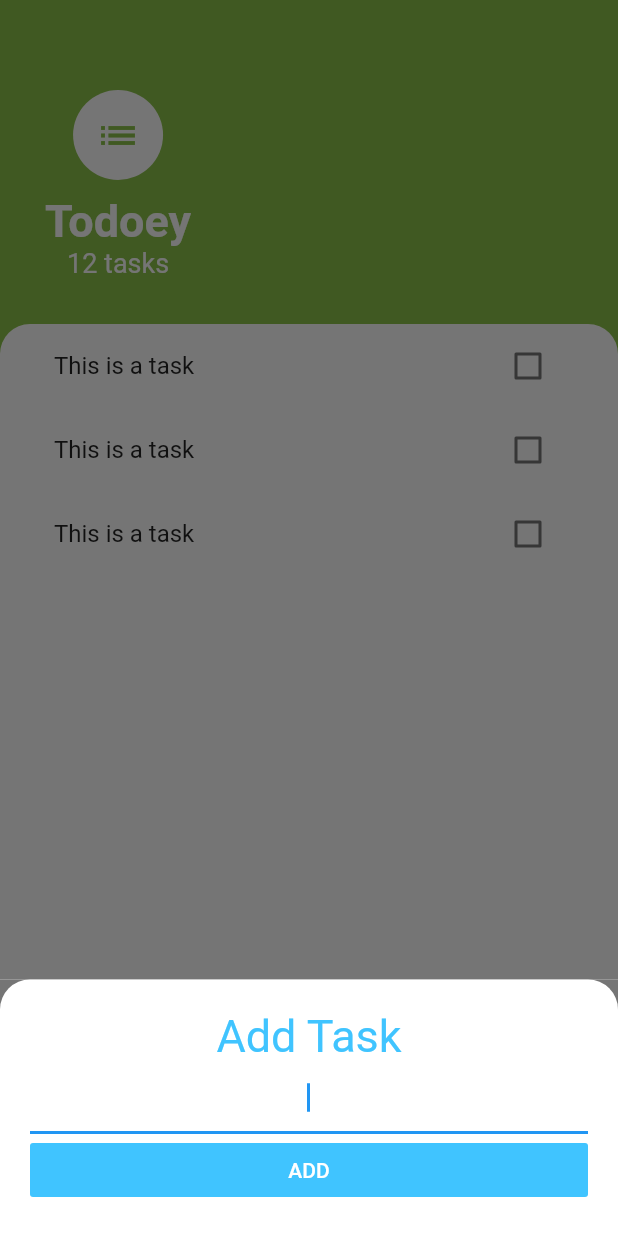
After one commit to show111-zz/udemy_flutter_bootcamp, a Flutter app: the TasksScreen screen opened by its route, after a tap on the "add" icon, on a phone screen of 412 x 824 dp. The commit adds this screen. Run offline on Flutter 3.47's test engine with Material 2 defaults, Android fonts, the light colour scheme and no system bars; our stand-ins replace animated_text_kit, audioplayers, cloud_firestore, firebase_auth, flutter_spinkit, font_awesome_flutter and 3 more; accounts and stored records are empty.

Commit message:
part of the todoey part

```diff
--- a/lib/home.dart
+++ b/lib/home.dart
@@ -1,4 +1,5 @@
 import 'package:flutter/material.dart';
+import 'package:udemy_flutter_bootcamp/todoey/tasks_screen.dart';
 import 'package:udemy_flutter_bootcamp/xylophone/XylophoneApp.dart';
 import 'package:udemy_flutter_bootcamp/dice/dice_page.dart';
 import 'package:udemy_flutter_bootcamp/quizzler/Quizzler.dart';
@@ -26,6 +27,7 @@ class HomePage extends StatelessWidget {
         '/climate_page': (context) => ClimatePage(),
         '/bitcoin_page': (context) => BitcoinMain(),
         '/chat_page': (context) => FlashChat(),
+        '/todoey_page': (context) => TasksScreen(),
       },
       home: HomeListPage(),
     );
@@ -48,6 +50,7 @@ class HomeListPage extends StatelessWidget {
           ListTile(title: Text('climate_page'),trailing: Icon(Icons.forward), onTap: (){ Navigator.pushNamed(context, '/climate_page'); },),
           ListTile(title: Text('bitcoin_page'),trailing: Icon(Icons.forward), onTap: (){ Navigator.pushNamed(context, '/bitcoin_page'); },),
           ListTile(title: Text('chat_page'),trailing: Icon(Icons.forward), onTap: (){ Navigator.pushNamed(context, '/chat_page'); },),
+          ListTile(title: Text('todoey_page'),trailing: Icon(Icons.forward), onTap: (){ Navigator.pushNamed(context, '/todoey_page'); },),
         ],
       ),
     );
--- /dev/null
+++ b/lib/todoey/screens/add_task_screen.dart
@@ -0,0 +1,26 @@
+import 'package:flutter/material.dart';
+
+class AddTaskScreen extends StatelessWidget {
+  @override
+  Widget build(BuildContext context) {
+    return Container(
+      color: Color(0xFF757575),
+      child: Container(
+        padding: EdgeInsets.all(20.0),
+        decoration: BoxDecoration(
+          color: Colors.white,
+          borderRadius: BorderRadius.only(topLeft: Radius.circular(20.0), topRight: Radius.circular(20.0)),
+        ),
+        child: Column(
+          crossAxisAlignment: CrossAxisAlignment.stretch,
+          children: <Widget>[
+            Text('Add Task',textAlign: TextAlign.center, style: TextStyle(fontSize: 30.0, color: Colors.lightBlueAccent),),
+            TextField(style: TextStyle(color: Colors.black), autofocus: true, textAlign: TextAlign.center,),
+            FlatButton( child: Text('ADD',style: TextStyle(color: Colors.white),), color: Colors.lightBlueAccent, onPressed: (){
+            },)
+          ],
+        ),
+      ),
+    );
+  }
+}
--- /dev/null
+++ b/lib/todoey/tasks_screen.dart
@@ -0,0 +1,82 @@
+import 'package:flutter/material.dart';
+import 'package:udemy_flutter_bootcamp/todoey/screens/add_task_screen.dart';
+import 'package:udemy_flutter_bootcamp/todoey/widgets/task_list.dart';
+
+class TasksScreen extends StatelessWidget {
+  @override
+  Widget build(BuildContext context) {
+    return Scaffold(
+      backgroundColor: Colors.lightGreen,
+      floatingActionButton: FloatingActionButton(
+        backgroundColor: Colors.lightBlue,
+        child: Icon(Icons.add),
+        onPressed: () {
+          showModalBottomSheet(
+            context: context,
+            isScrollControlled: true, // take up the full screen
+            builder: (context) => SingleChildScrollView(
+              child: Container(
+                  padding: EdgeInsets.only(
+                      bottom: MediaQuery.of(context).viewInsets.bottom),
+                  child: AddTaskScreen()),
+            ),
+          );
+        },
+      ),
+      body: SafeArea(
+        child: Column(
+          children: <Widget>[
+            Container(
+              alignment: Alignment.topLeft,
+              padding: EdgeInsets.only(
+                  top: 60.0, left: 30.0, right: 30.0, bottom: 30.0),
+              child: Column(
+//                  crossAxisAlignment: CrossAxisAlignment.start,
+                children: <Widget>[
+                  CircleAvatar(
+                    child: Icon(
+                      Icons.list,
+                      size: 30.0,
+                      color: Colors.lightGreen,
+                    ),
+                    backgroundColor: Colors.white,
+                    radius: 30.0,
+                  ),
+                  SizedBox(
+                    height: 10.0,
+                  ),
+                  Text(
+                    'Todoey',
+                    style: TextStyle(
+                        color: Colors.white,
+                        fontSize: 30.0,
+                        fontWeight: FontWeight.w700),
+                  ),
+                  Text(
+                    '12 tasks',
+                    style: TextStyle(
+                      color: Colors.white,
+                      fontSize: 18.0,
+                    ),
+                  ),
+                ],
+              ),
+            ),
+            Expanded(
+              child: Container(
+                padding: EdgeInsets.symmetric(horizontal: 20.0),
+                decoration: BoxDecoration(
+                  color: Colors.white,
+                  borderRadius: BorderRadius.only(
+                      topLeft: Radius.circular(20.0),
+                      topRight: Radius.circular(20.0)),
+                ),
+                child: TasksList(),
+              ),
+            ),
+          ],
+        ),
+      ),
+    );
+  }
+}
--- /dev/null
+++ b/lib/todoey/widgets/task_list.dart
@@ -0,0 +1,16 @@
+
+import 'package:flutter/material.dart';
+import 'package:udemy_flutter_bootcamp/todoey/widgets/task_tile.dart';
+
+class TasksList extends StatelessWidget {
+  @override
+  Widget build(BuildContext context) {
+    return ListView(
+      children: <Widget>[
+        TaskTile(),
+        TaskTile(),
+        TaskTile(),
+      ],
+    );
+  }
+}
--- /dev/null
+++ b/lib/todoey/widgets/task_tile.dart
@@ -0,0 +1,39 @@
+import 'package:flutter/material.dart';
+
+class TaskTile extends StatefulWidget {
+  @override
+  _TaskTileState createState() => _TaskTileState();
+}
+
+class _TaskTileState extends State<TaskTile> {
+  bool isChecked = false;
+
+  @override
+  Widget build(BuildContext context) {
+    return ListTile(
+      title: Text('This is a task', style: TextStyle(decoration: isChecked ? TextDecoration.lineThrough : null),),
+      trailing: TaskCheckbox(isChecked, (bool checkboxState){
+        setState(() {
+          isChecked = checkboxState;
+        });
+      }),
+    );
+  }
+}
+
+class TaskCheckbox extends StatelessWidget {
+
+  final bool checkboxState;
+  final Function toggleCheckboxState;
+
+  TaskCheckbox(this.checkboxState, this.toggleCheckboxState);
+
+  @override
+  Widget build(BuildContext context) {
+    return Checkbox(
+      value: checkboxState,
+      activeColor: Colors.lightGreen,
+      onChanged: toggleCheckboxState,
+    );
+  }
+}
```
